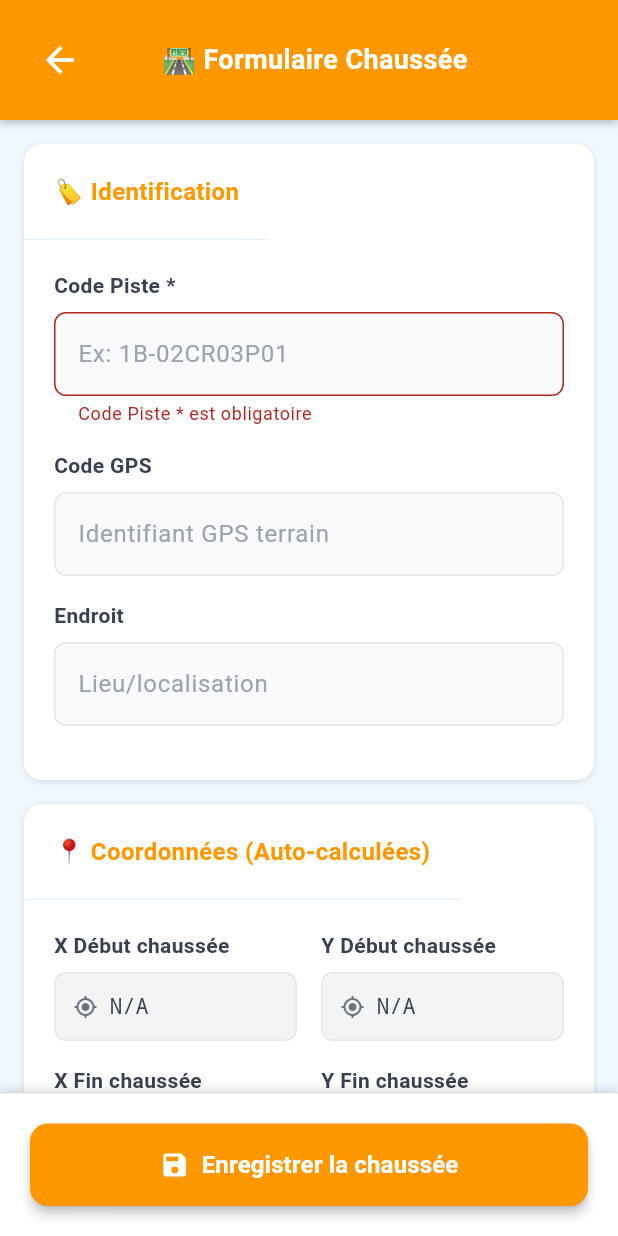
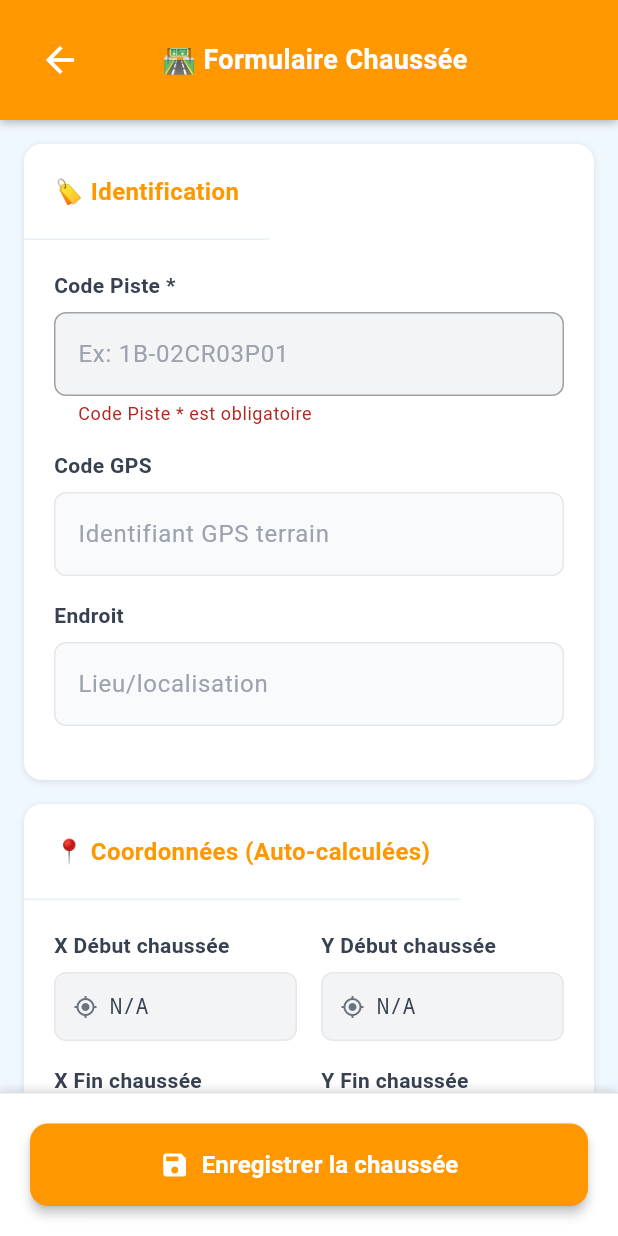
Before and after one commit to Ayoub101010/PPRCollecte_Flutter, a Flutter app: the FormulaireChausseePage screen opened directly with empty values, after a tap on "Enregistrer la chaussée", on a phone screen of 412 x 824 dp. Run offline on Flutter 3.47's test engine with Material 3 defaults, Android fonts, the light colour scheme and no system bars; our stand-ins replace font_awesome_flutter, google_maps_flutter, location, sqflite; accounts and stored records are empty.

Commit message:
code_piste read Only pour les chausses et les pistes

```diff
--- a/PPRCollecte_Flutter/lib/formulaire_chaussee_page.dart
+++ b/PPRCollecte_Flutter/lib/formulaire_chaussee_page.dart
@@ -281,6 +281,7 @@ class _FormulaireChausseePageState extends State<FormulaireChausseePage> {
                           label: 'Code Piste *',
                           hint: 'Ex: 1B-02CR03P01',
                           required: true,
+                          enabled: false,
                         ),
                         if (widget.nearestPisteCode != null)
                           Container(
@@ -507,6 +508,7 @@ class _FormulaireChausseePageState extends State<FormulaireChausseePage> {
     required String label,
     required String hint,
     bool required = false,
+    bool enabled = true,
   }) {
     return Container(
       margin: const EdgeInsets.only(bottom: 16),
@@ -524,11 +526,12 @@ class _FormulaireChausseePageState extends State<FormulaireChausseePage> {
           const SizedBox(height: 8),
           TextFormField(
             controller: controller,
+            enabled: enabled,
             decoration: InputDecoration(
               hintText: hint,
               hintStyle: const TextStyle(color: Color(0xFF9CA3AF)),
               filled: true,
-              fillColor: const Color(0xFFF9FAFB),
+              fillColor: enabled ? const Color(0xFFF9FAFB) : const Color(0xFFF3F4F6),
               border: OutlineInputBorder(
                 borderRadius: BorderRadius.circular(8),
                 borderSide: const BorderSide(color: Color(0xFFE5E7EB)),
@@ -540,6 +543,11 @@ class _FormulaireChausseePageState extends State<FormulaireChausseePage> {
               focusedBorder: OutlineInputBorder(
                 borderRadius: BorderRadius.circular(8),
                 borderSide: const BorderSide(color: Color(0xFFFF9800)),
+              ),
+              disabledBorder: OutlineInputBorder(
+                // ← AJOUTER POUR LES CHAMPS DÉSACTIVÉS
+                borderRadius: BorderRadius.circular(8),
+                borderSide: const BorderSide(color: Color(0xFFE5E7EB)),
               ),
             ),
             validator: required
--- a/PPRCollecte_Flutter/lib/formulaire_ligne_page.dart
+++ b/PPRCollecte_Flutter/lib/formulaire_ligne_page.dart
@@ -437,6 +437,7 @@ class _FormulairePageState extends State<FormulaireLignePage> {
                           label: 'Code Piste *',
                           hint: 'Code unique de la piste',
                           required: true,
+                          enabled: false,
                         ),
                         _buildDropdownField(
                           label: 'Commune Rurale *',
```
